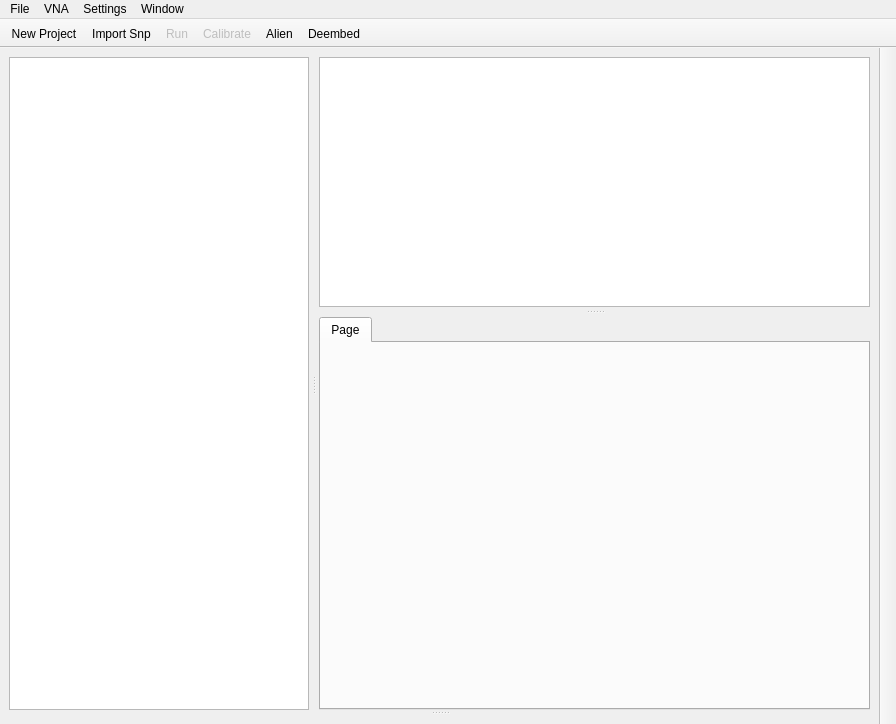
Qt form UI/MainWindow.ui (Belden-Montreal/SNP-Cable-Analyser) before a commit.
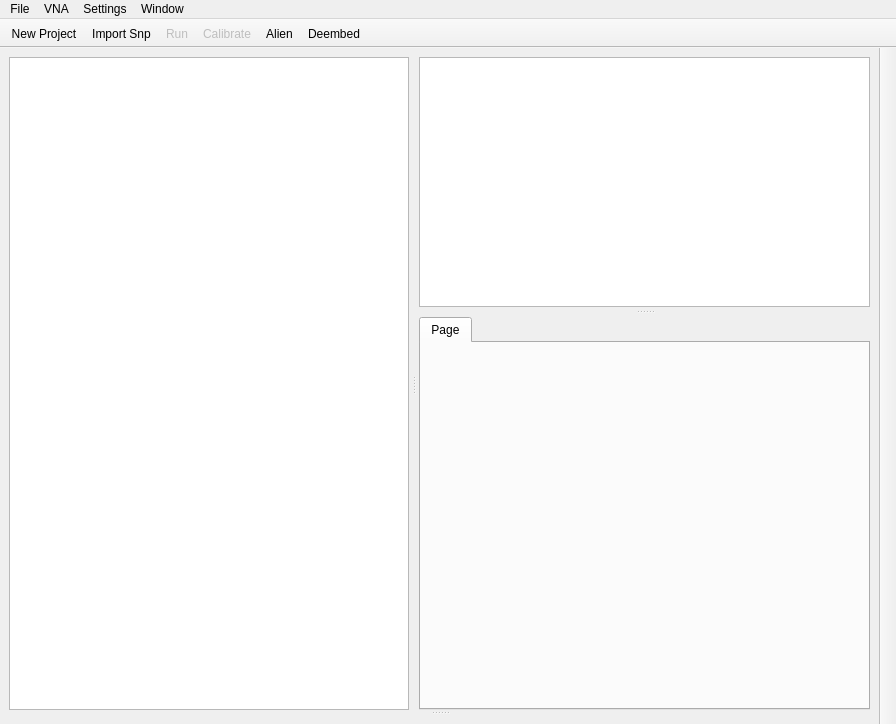
The same form after that commit. Icons and pictures are not drawn. Custom widgets are drawn as their Qt base class.

Diff of the .ui file:
```diff
--- a/UI/MainWindow.ui
+++ b/UI/MainWindow.ui
@@ -81,7 +81,7 @@
            </property>
            <property name="maximumSize">
             <size>
-             <width>300</width>
+             <width>400</width>
              <height>16777215</height>
             </size>
            </property>
```
Left out of the diff: 12 changed lines with no effect on the pictures.
